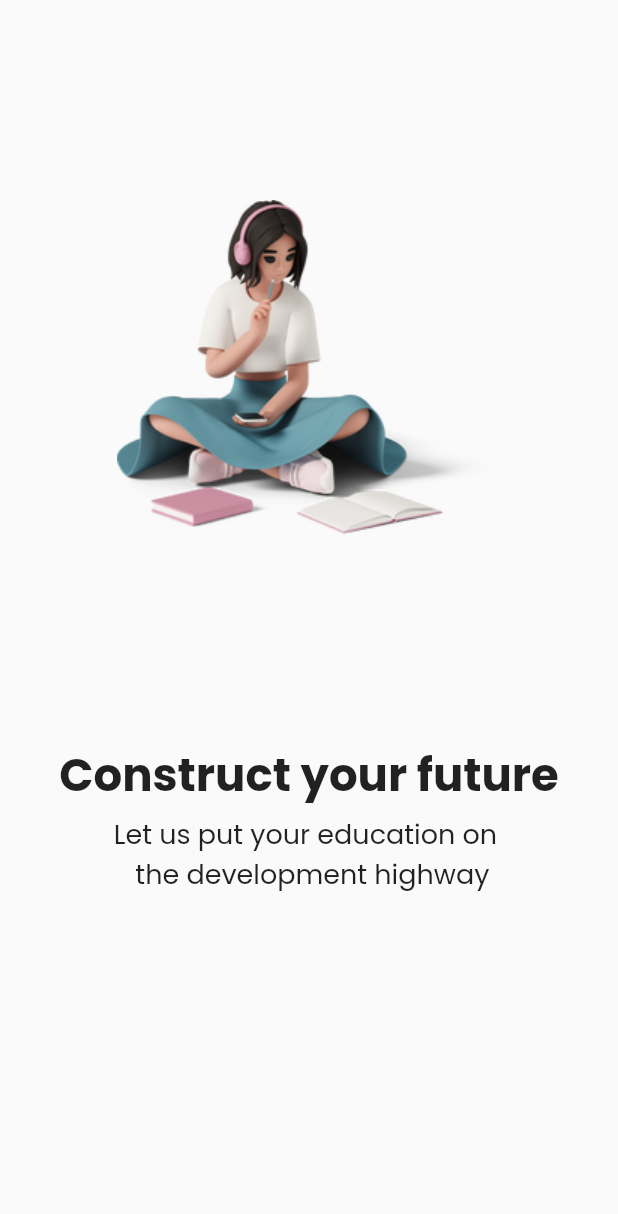
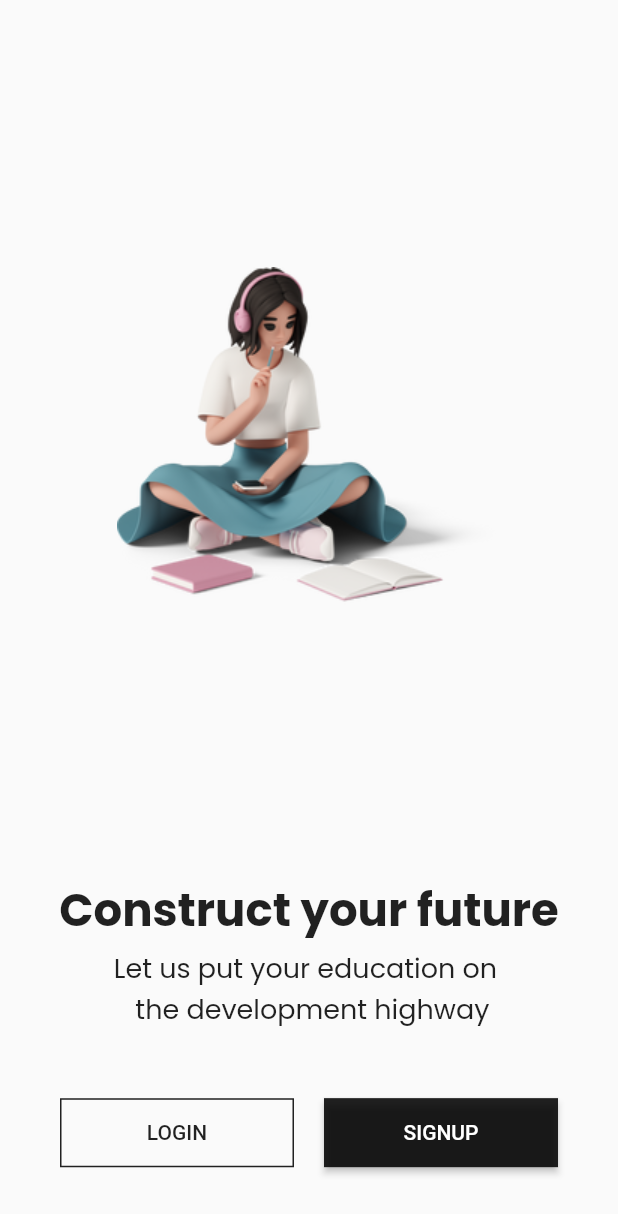
Before and after one commit to P-Asare/potential-login, a Flutter app: the screen it shows after launch, on a phone screen of 412 x 824 dp. Shown: the top 1214 px of the screen. Run offline on Flutter 3.47's test engine with Material 2 defaults, Android fonts, the phone set to English and light mode, and no system bars; our stand-ins replace google_fonts, liquid_swipe, smooth_page_indicator.

Commit message:
adding buttons

```diff
--- a/lib/src/features/authentication/screens/welcome_screen/welcome_screen.dart
+++ b/lib/src/features/authentication/screens/welcome_screen/welcome_screen.dart
@@ -13,6 +13,7 @@ class WelcomeScreen extends StatelessWidget {
     return Scaffold(
       body: Container(
         child: Column(
+          mainAxisAlignment: MainAxisAlignment.spaceEvenly,
           crossAxisAlignment: CrossAxisAlignment.center,
           children: [
             Image(
@@ -37,6 +38,52 @@ class WelcomeScreen extends StatelessWidget {
                 ),
               ],
             ),
+            Padding(
+              padding: const EdgeInsets.only(
+                left: 40,
+                right: 40,
+              ),
+              child: Row(
+                children: [
+                  Expanded(
+                    child: OutlinedButton(
+                      onPressed: () {},
+                      style: OutlinedButton.styleFrom(
+                        shape: const RoundedRectangleBorder(),
+                        foregroundColor: Colors.black87,
+                        side: const BorderSide(
+                          color: Colors.black87,
+                        ),
+                        padding: const EdgeInsets.symmetric(
+                          vertical: 15,
+                        ),
+                      ),
+                      child: const Text(loginString),
+                    ),
+                  ),
+                  const SizedBox(
+                    width: 20,
+                  ),
+                  Expanded(
+                    child: ElevatedButton(
+                      style: OutlinedButton.styleFrom(
+                        shape: const RoundedRectangleBorder(),
+                        foregroundColor: Colors.white,
+                        backgroundColor: Colors.black87,
+                        // side: const BorderSide(
+                        //   color: Colors.black87,
+                        // ),
+                        padding: const EdgeInsets.symmetric(
+                          vertical: 15,
+                        ),
+                      ),
+                      onPressed: () {},
+                      child: const Text(signUpString),
+                    ),
+                  )
+                ],
+              ),
+            ),
           ],
         ),
       ),
```
